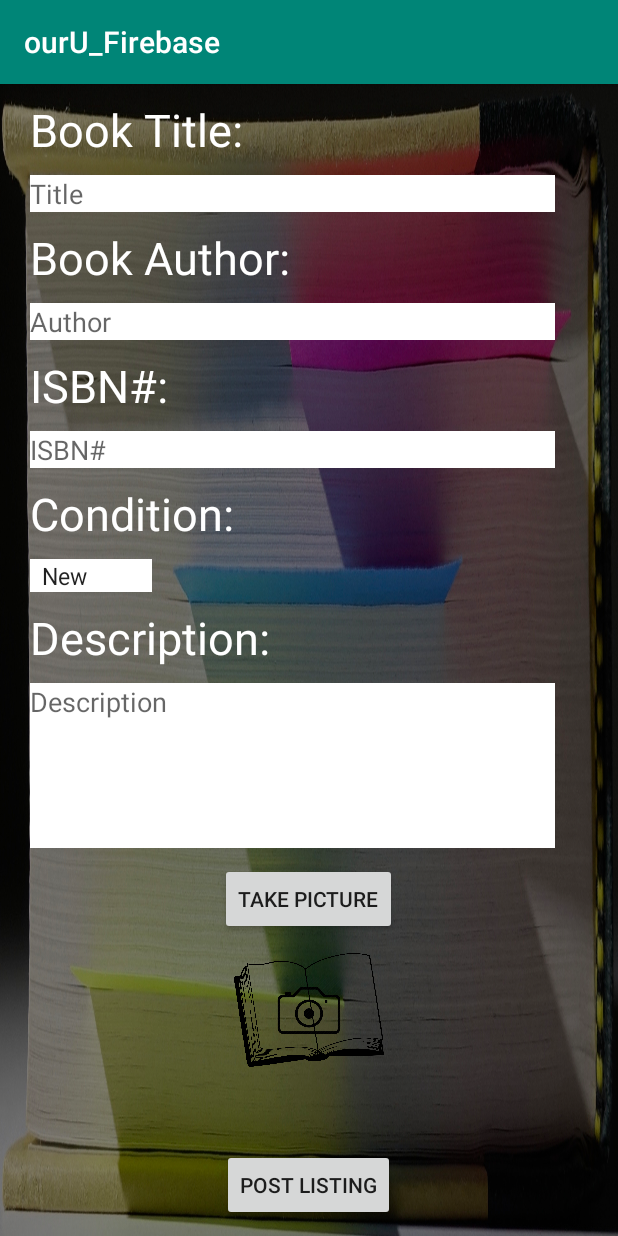
After one commit to codehunter2000/ourU_Firebase, an Android app: the AddListing screen opened directly, with no data from a screen before it, on a phone screen of 412 x 824 dp. The commit adds this screen. Run offline under Robolectric (Android 15) with nearby library versions, the phone set to English and light mode, and no system bars.

Commit message:
add listing page

```diff
--- a/app/src/main/AndroidManifest.xml
+++ b/app/src/main/AndroidManifest.xml
@@ -1,8 +1,8 @@
 <?xml version="1.0" encoding="utf-8"?>
 <manifest xmlns:android="http://schemas.android.com/apk/res/android"
     package="com.example.ouru_firebase">
-    <uses-permission android:name="android.permission.INTERNET"/>
 
+    <uses-permission android:name="android.permission.INTERNET" />
 
     <application
         android:allowBackup="true"
@@ -11,6 +11,7 @@
         android:roundIcon="@mipmap/ic_launcher_round"
         android:supportsRtl="true"
         android:theme="@style/AppTheme">
+        <activity android:name=".AddListing"></activity>
         <activity android:name=".MainActivity">
             <intent-filter>
                 <action android:name="android.intent.action.MAIN" />
--- /dev/null
+++ b/app/src/main/java/com/example/ouru_firebase/AddListing.java
@@ -0,0 +1,42 @@
+package com.example.ouru_firebase;
+
+import android.content.Intent;
+import android.graphics.Bitmap;
+import android.provider.MediaStore;
+import android.support.annotation.Nullable;
+import android.support.v7.app.AppCompatActivity;
+import android.os.Bundle;
+import android.view.View;
+import android.widget.Button;
+import android.widget.ImageView;
+
+public class AddListing extends AppCompatActivity {
+
+    ImageView iv;
+
+    @Override
+    protected void onCreate(Bundle savedInstanceState) {
+        super.onCreate(savedInstanceState);
+        setContentView(R.layout.activity_add_listing);
+
+        iv = (ImageView)findViewById(R.id.book_picture);
+        Button cameraButton = (Button)findViewById(R.id.camera_button);
+        cameraButton.setOnClickListener(new View.OnClickListener() {
+            @Override
+            public void onClick(View v) {
+                Intent intent = new Intent(MediaStore.ACTION_IMAGE_CAPTURE);
+
+                startActivityForResult(intent, 0);
+
+            }
+        });
+    }
+
+    @Override
+    protected void onActivityResult(int requestCode, int resultCode, @Nullable Intent data) {
+        super.onActivityResult(requestCode, resultCode, data);
+
+        Bitmap bm = (Bitmap)data.getExtras().get("data");
+        iv.setImageBitmap(bm);
+    }
+}
--- /dev/null
+++ b/app/src/main/res/layout/activity_add_listing.xml
@@ -0,0 +1,153 @@
+<?xml version="1.0" encoding="utf-8"?>
+<RelativeLayout xmlns:android="http://schemas.android.com/apk/res/android"
+    xmlns:app="http://schemas.android.com/apk/res-auto"
+    xmlns:tools="http://schemas.android.com/tools"
+    android:layout_width="match_parent"
+    android:layout_height="match_parent"
+    android:orientation="vertical"
+    tools:context=".AddListing">
+
+    <ImageView
+        android:id="@+id/background"
+        android:layout_width="match_parent"
+        android:layout_height="match_parent"
+        android:scaleType="fitXY"
+        android:src="@drawable/book"/>
+
+    <TextView
+        android:id="@+id/book_title"
+        android:layout_width="wrap_content"
+        android:layout_height="wrap_content"
+        android:layout_marginTop="10dp"
+        android:layout_marginLeft="20dp"
+        android:text="Book Title:"
+        android:textColor="#FFFFFF"
+        android:textSize="30dp" />
+
+    <EditText
+        android:id="@+id/enter_title"
+        android:layout_width="350dp"
+        android:layout_height="wrap_content"
+        android:layout_marginTop="10dp"
+        android:layout_marginLeft="20dp"
+        android:background="#FFFFFF"
+        android:layout_below="@id/book_title"
+        android:hint="Title" />
+
+    <TextView
+        android:id="@+id/book_author"
+        android:layout_width="wrap_content"
+        android:layout_height="wrap_content"
+        android:layout_marginTop="10dp"
+        android:layout_marginLeft="20dp"
+        android:text="Book Author:"
+        android:textColor="#FFFFFF"
+        android:layout_below="@id/enter_title"
+        android:textSize="30dp" />
+
+    <EditText
+        android:id="@+id/enter_author"
+        android:layout_width="350dp"
+        android:layout_height="wrap_content"
+        android:layout_marginTop="10dp"
+        android:layout_marginLeft="20dp"
+        android:background="#FFFFFF"
+        android:layout_below="@id/book_author"
+        android:hint="Author" />
+
+    <TextView
+        android:id="@+id/ISBN"
+        android:layout_width="wrap_content"
+        android:layout_height="wrap_content"
+        android:layout_marginTop="10dp"
+        android:layout_marginLeft="20dp"
+        android:text="ISBN#:"
+        android:textColor="#FFFFFF"
+        android:layout_below="@id/enter_author"
+        android:textSize="30dp" />
+
+    <EditText
+        android:id="@+id/enter_ISBN"
+        android:layout_width="350dp"
+        android:layout_height="wrap_content"
+        android:layout_marginTop="10dp"
+        android:layout_marginLeft="20dp"
+        android:background="#FFFFFF"
+        android:layout_below="@id/ISBN"
+        android:hint="ISBN#" />
+
+    <TextView
+        android:id="@+id/condition"
+        android:layout_width="wrap_content"
+        android:layout_height="wrap_content"
+        android:layout_marginTop="10dp"
+        android:layout_marginLeft="20dp"
+        android:text="Condition:"
+        android:textColor="#FFFFFF"
+        android:layout_below="@id/enter_ISBN"
+        android:textSize="30dp" />
+
+    <Spinner
+        android:id="@+id/choose_condition"
+        android:layout_width="wrap_content"
+        android:layout_height="wrap_content"
+        android:entries="@array/conditions"
+        android:prompt="@string/cond_prompt"
+        android:layout_marginTop="10dp"
+        android:layout_marginLeft="20dp"
+        android:layout_below="@id/condition"
+        android:background="#FFFFFF">
+    </Spinner>
+
+    <TextView
+        android:id="@+id/description"
+        android:layout_width="wrap_content"
+        android:layout_height="wrap_content"
+        android:layout_marginTop="10dp"
+        android:layout_marginLeft="20dp"
+        android:text="Description:"
+        android:textColor="#FFFFFF"
+        android:layout_below="@id/choose_condition"
+        android:textSize="30dp" />
+
+    <EditText
+        android:id="@+id/enter_description"
+        android:layout_width="350dp"
+        android:layout_height="wrap_content"
+        android:layout_marginTop="10dp"
+        android:layout_marginLeft="20dp"
+        android:inputType="textMultiLine"
+        android:lines="5"
+        android:maxLines="5"
+        android:background="#FFFFFF"
+        android:layout_below="@id/description"
+        android:hint="Description"
+        android:gravity="top|left"/>
+
+    <Button
+        android:id="@+id/camera_button"
+        android:layout_width="wrap_content"
+        android:layout_height="wrap_content"
+        android:layout_marginTop="10dp"
+        android:layout_centerHorizontal="true"
+        android:text="Take Picture"
+        android:layout_below="@id/enter_description"/>
+
+    <ImageView
+        android:id="@+id/book_picture"
+        android:layout_width="100dp"
+        android:layout_height="100dp"
+        android:src="@drawable/default_book"
+        android:layout_below="@id/camera_button"
+        android:layout_centerHorizontal="true"/>
+
+    <Button
+        android:id="@+id/post_button"
+        android:layout_width="wrap_content"
+        android:layout_height="wrap_content"
+        android:layout_alignParentBottom="true"
+        android:layout_centerHorizontal="true"
+        android:layout_marginBottom="10dp"
+        android:text="Post Listing"/>
+
+</RelativeLayout>
--- a/app/src/main/res/values/strings.xml
+++ b/app/src/main/res/values/strings.xml
@@ -1,3 +1,12 @@
 <resources>
     <string name="app_name">ourU_Firebase</string>
+    <string name="cond_prompt">Choose a Condition</string>
+
+    <string-array name="conditions">
+        <item>New</item>
+        <item>Like New</item>
+        <item>Good</item>
+        <item>Fair</item>
+        <item>Poor</item>
+    </string-array>
 </resources>
```
Also changed, not shown: app/src/main/res/drawable/book.jpg (added), app/src/main/res/drawable/default_book.png (added).
